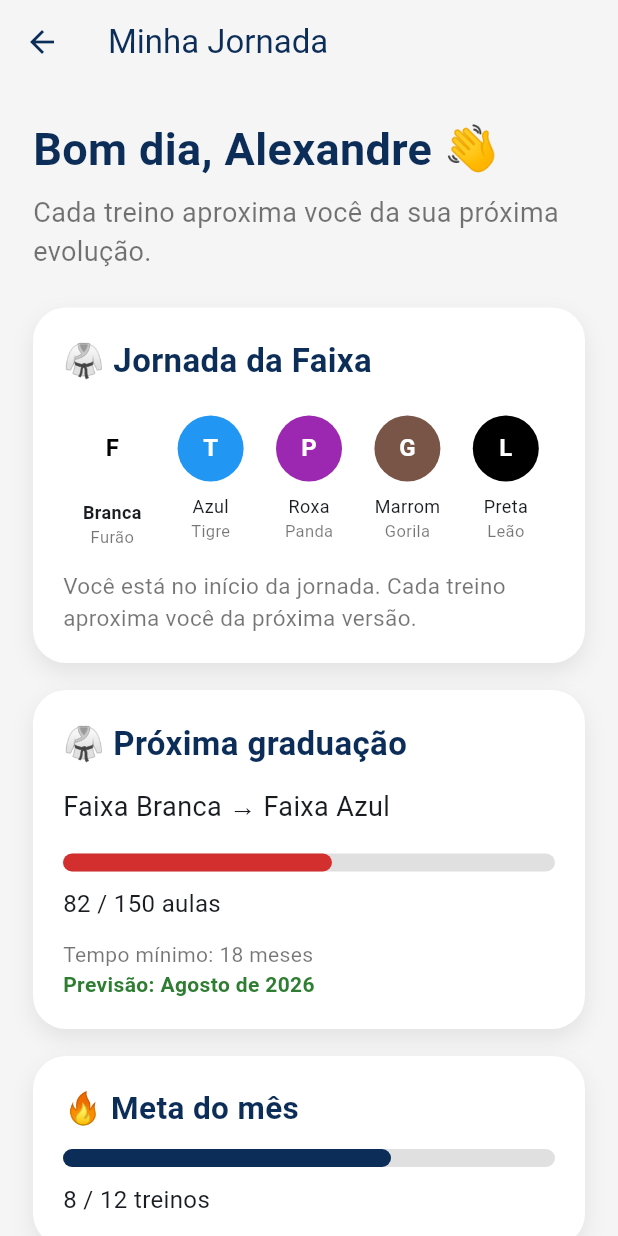
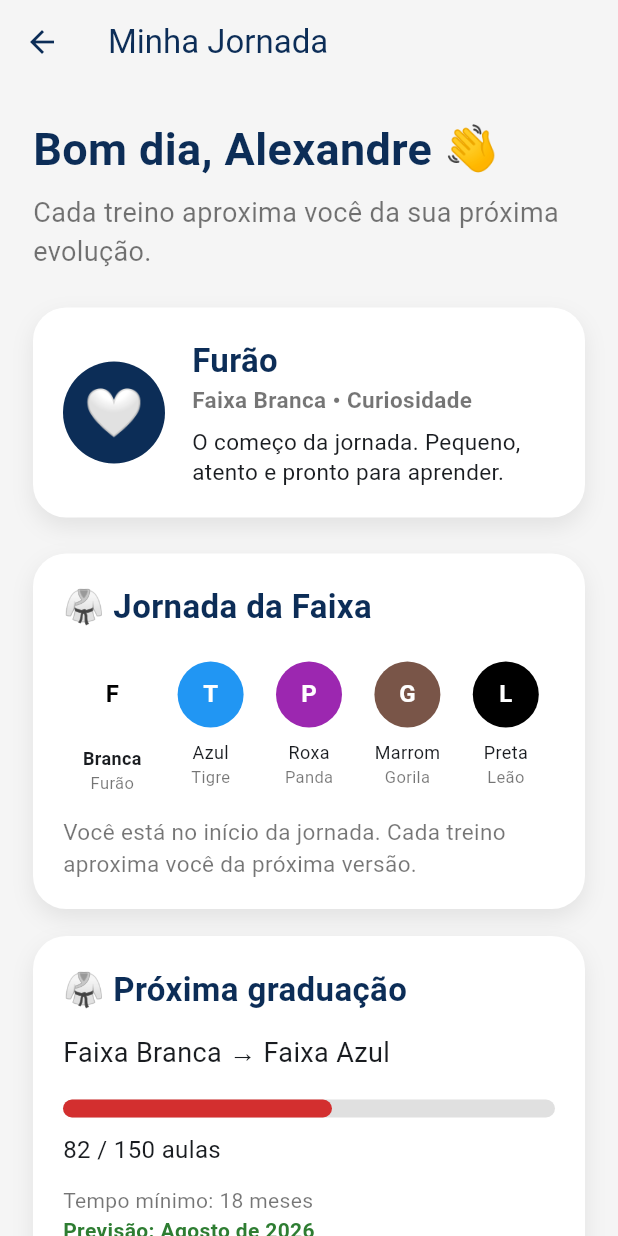
Before and after one commit to Carvalhoap/tatame-plus, a Flutter app: the StudentScreen screen opened directly, on a phone screen of 412 x 824 dp. Run offline on Flutter 3.47's test engine with Material 3 defaults, Android fonts, the phone set to English and light mode, and no system bars.

Commit message:
feat(mascot): add belt mascot system

```diff
--- /dev/null
+++ b/lib/features/mascot/data/mascot_mock.dart
@@ -0,0 +1,44 @@
+import '../models/mascot.dart';
+
+const mascots = [
+  Mascot(
+    belt: 'Faixa Branca',
+    name: 'Furão',
+    animal: 'Furão',
+    value: 'Curiosidade',
+    description: 'O começo da jornada. Pequeno, atento e pronto para aprender.',
+    emoji: '🤍',
+  ),
+  Mascot(
+    belt: 'Faixa Azul',
+    name: 'Tigre',
+    animal: 'Tigre',
+    value: 'Agilidade',
+    description: 'A fase da técnica, velocidade e inteligência no movimento.',
+    emoji: '🔵',
+  ),
+  Mascot(
+    belt: 'Faixa Roxa',
+    name: 'Panda',
+    animal: 'Panda',
+    value: 'Equilíbrio',
+    description: 'Controle, calma e domínio do próprio jogo.',
+    emoji: '🟣',
+  ),
+  Mascot(
+    belt: 'Faixa Marrom',
+    name: 'Gorila',
+    animal: 'Gorila',
+    value: 'Força',
+    description: 'Potência, responsabilidade e presença no tatame.',
+    emoji: '🟤',
+  ),
+  Mascot(
+    belt: 'Faixa Preta',
+    name: 'Leão',
+    animal: 'Leão',
+    value: 'Sabedoria',
+    description: 'Legado, liderança e maturidade.',
+    emoji: '⚫',
+  ),
+];
--- /dev/null
+++ b/lib/features/mascot/models/mascot.dart
@@ -0,0 +1,17 @@
+class Mascot {
+  final String belt;
+  final String name;
+  final String animal;
+  final String value;
+  final String description;
+  final String emoji;
+
+  const Mascot({
+    required this.belt,
+    required this.name,
+    required this.animal,
+    required this.value,
+    required this.description,
+    required this.emoji,
+  });
+}
--- /dev/null
+++ b/lib/features/mascot/widgets/mascot_card.dart
@@ -0,0 +1,75 @@
+import 'package:flutter/material.dart';
+import '../../../core/theme/app_colors.dart';
+import '../models/mascot.dart';
+
+class MascotCard extends StatelessWidget {
+  final Mascot mascot;
+
+  const MascotCard({
+    super.key,
+    required this.mascot,
+  });
+
+  @override
+  Widget build(BuildContext context) {
+    return Container(
+      width: double.infinity,
+      padding: const EdgeInsets.all(20),
+      decoration: BoxDecoration(
+        color: AppColors.white,
+        borderRadius: BorderRadius.circular(22),
+        boxShadow: [
+          BoxShadow(
+            color: Colors.black.withOpacity(0.08),
+            blurRadius: 12,
+            offset: const Offset(0, 6),
+          ),
+        ],
+      ),
+      child: Row(
+        children: [
+          CircleAvatar(
+            radius: 34,
+            backgroundColor: AppColors.brandPrimary,
+            child: Text(
+              mascot.emoji,
+              style: const TextStyle(fontSize: 32),
+            ),
+          ),
+          const SizedBox(width: 18),
+          Expanded(
+            child: Column(
+              crossAxisAlignment: CrossAxisAlignment.start,
+              children: [
+                Text(
+                  mascot.name,
+                  style: const TextStyle(
+                    fontSize: 22,
+                    fontWeight: FontWeight.bold,
+                    color: AppColors.brandPrimary,
+                  ),
+                ),
+                Text(
+                  '${mascot.belt} • ${mascot.value}',
+                  style: const TextStyle(
+                    fontSize: 15,
+                    color: AppColors.grey,
+                    fontWeight: FontWeight.w600,
+                  ),
+                ),
+                const SizedBox(height: 8),
+                Text(
+                  mascot.description,
+                  style: const TextStyle(
+                    fontSize: 15,
+                    height: 1.35,
+                  ),
+                ),
+              ],
+            ),
+          ),
+        ],
+      ),
+    );
+  }
+}
--- a/lib/features/student/student_screen.dart
+++ b/lib/features/student/student_screen.dart
@@ -3,6 +3,8 @@ import '../../core/theme/app_colors.dart';
 import 'data/student_mock.dart';
 import 'widgets/graduation_card.dart';
 import 'widgets/belt_journey_card.dart';
+import '../mascot/data/mascot_mock.dart';
+import '../mascot/widgets/mascot_card.dart';
 
 class StudentScreen extends StatelessWidget {
   const StudentScreen({super.key});
@@ -10,6 +12,7 @@ class StudentScreen extends StatelessWidget {
   @override
   Widget build(BuildContext context) {
     final student = mockStudent;
+    final mascot = mascots.first;
     final monthlyProgress = student.monthlyTrainings / student.monthlyGoal;
 
     return Scaffold(
@@ -38,6 +41,9 @@ class StudentScreen extends StatelessWidget {
               'Cada treino aproxima você da sua próxima evolução.',
               style: TextStyle(fontSize: 18, color: AppColors.grey),
             ),
+            const SizedBox(height: 24),
+
+            MascotCard(mascot: mascot),
             const SizedBox(height: 24),
 
             const BeltJourneyCard(),
```
